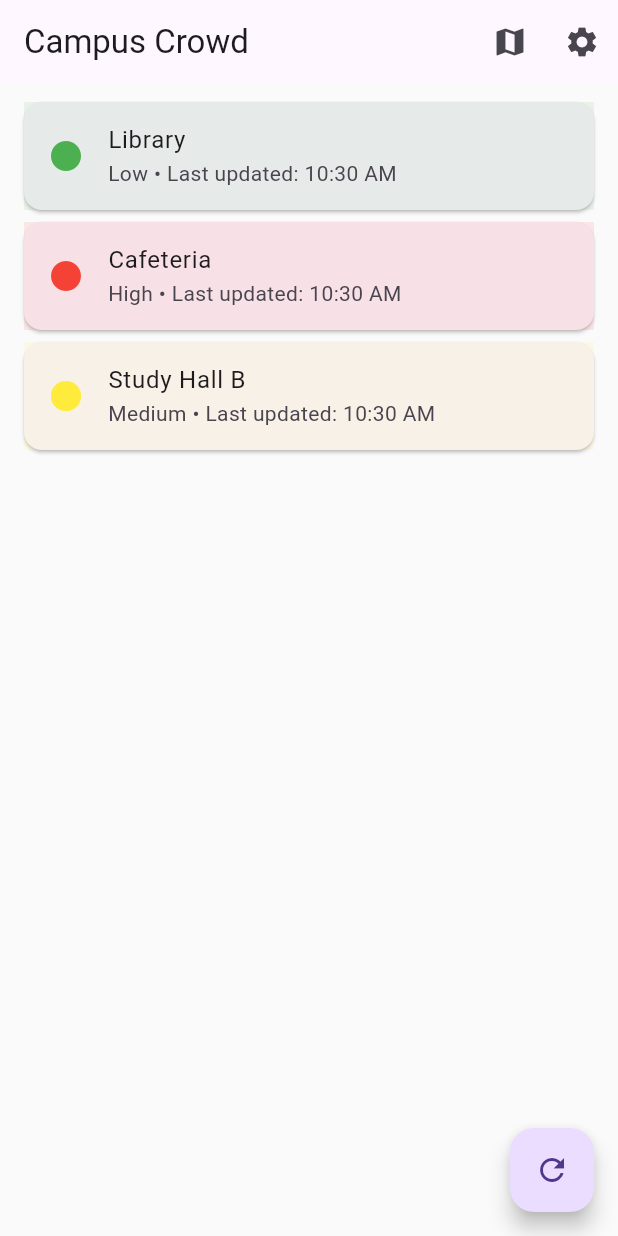
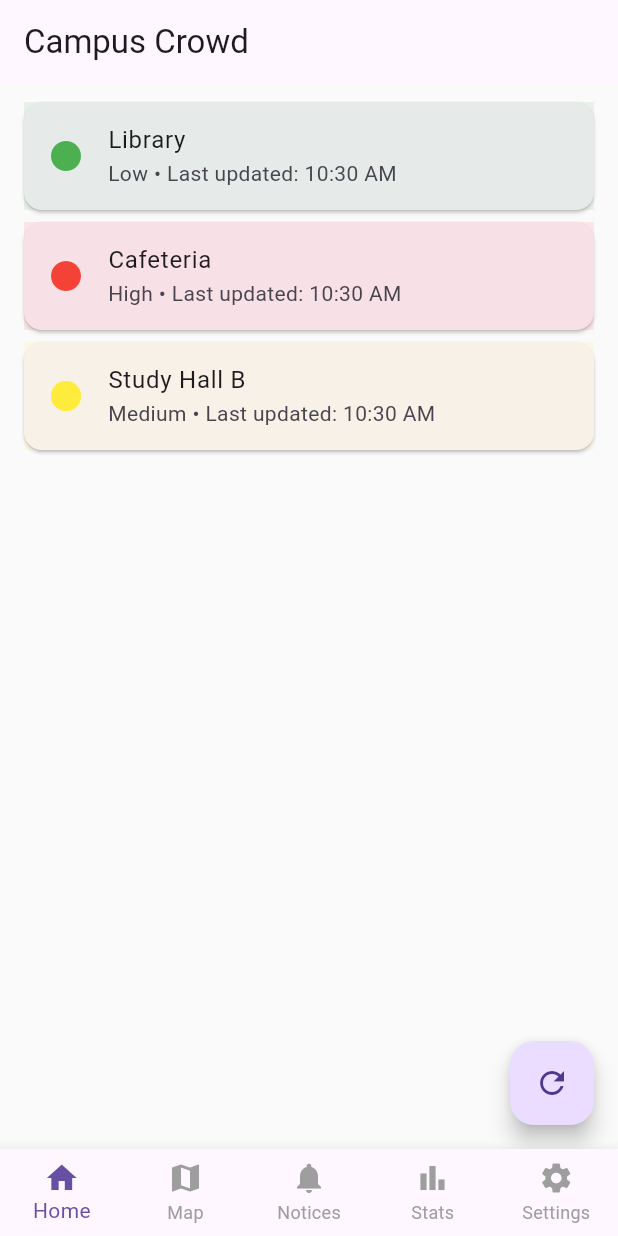
Before and after one commit to usman-masthan/campus, a Flutter app: the screen it shows after launch, after a tap on the "refresh" icon, on a phone screen of 412 x 824 dp. Run offline on Flutter 3.47's test engine with Material 3 defaults, Android fonts, the phone set to English and light mode, and no system bars.

Commit message:
final prototype

```diff
--- a/lib/screens/home_screen.dart
+++ b/lib/screens/home_screen.dart
@@ -73,16 +73,6 @@ class _HomeScreenState extends State<HomeScreen> {
     return Scaffold(
       appBar: AppBar(
         title: const Text('Campus Crowd'),
-        actions: [
-          IconButton(
-            icon: const Icon(Icons.map),
-            onPressed: _openMapView,
-          ),
-          IconButton(
-            icon: const Icon(Icons.settings),
-            onPressed: _openSettings,
-          ),
-        ],
       ),
       body: RefreshIndicator(
         onRefresh: _refreshData,
--- /dev/null
+++ b/lib/screens/main_navigation_screen.dart
@@ -0,0 +1,79 @@
+import 'package:flutter/material.dart';
+import 'home_screen.dart';
+import 'map_view_screen.dart';
+import 'notice_screen.dart';
+import 'stats_screen.dart';
+import 'settings_screen.dart';
+import '../services/crowd_service.dart';
+
+class MainNavigationScreen extends StatefulWidget {
+  const MainNavigationScreen({super.key});
+
+  @override
+  State<MainNavigationScreen> createState() => _MainNavigationScreenState();
+}
+
+class _MainNavigationScreenState extends State<MainNavigationScreen> {
+  int _selectedIndex = 0;
+  final CrowdService _crowdService = CrowdService();
+  late final List<Widget> _screens;
+
+  @override
+  void initState() {
+    super.initState();
+    final crowdData = _crowdService.getCrowdData();
+
+    _screens = [
+      const HomeScreen(),
+      MapViewScreen(locations: crowdData),
+      const NoticeScreen(),
+      const StatsScreen(),
+      const SettingsScreen(),
+    ];
+  }
+
+  void _onItemTapped(int index) {
+    setState(() {
+      _selectedIndex = index;
+    });
+  }
+
+  @override
+  Widget build(BuildContext context) {
+    return Scaffold(
+      body: IndexedStack(
+        index: _selectedIndex,
+        children: _screens,
+      ),
+      bottomNavigationBar: BottomNavigationBar(
+        type: BottomNavigationBarType.fixed,
+        currentIndex: _selectedIndex,
+        onTap: _onItemTapped,
+        selectedItemColor: Theme.of(context).primaryColor,
+        unselectedItemColor: Colors.grey,
+        items: const [
+          BottomNavigationBarItem(
+            icon: Icon(Icons.home),
+            label: 'Home',
+          ),
+          BottomNavigationBarItem(
+            icon: Icon(Icons.map),
+            label: 'Map',
+          ),
+          BottomNavigationBarItem(
+            icon: Icon(Icons.notifications),
+            label: 'Notices',
+          ),
+          BottomNavigationBarItem(
+            icon: Icon(Icons.bar_chart),
+            label: 'Stats',
+          ),
+          BottomNavigationBarItem(
+            icon: Icon(Icons.settings),
+            label: 'Settings',
+          ),
+        ],
+      ),
+    );
+  }
+}
--- a/lib/screens/map_view_screen.dart
+++ b/lib/screens/map_view_screen.dart
@@ -1,13 +1,19 @@
 import 'package:flutter/material.dart';
 import '../models/crowd_data.dart';
 
-class MapViewScreen extends StatelessWidget {
+class MapViewScreen extends StatefulWidget {
   final List<CrowdData> locations;
 
   const MapViewScreen({
     super.key,
     required this.locations,
   });
+
+  @override
+  State<MapViewScreen> createState() => _MapViewScreenState();
+}
+
+class _MapViewScreenState extends State<MapViewScreen> {
 
   @override
   Widget build(BuildContext context) {
@@ -33,6 +39,11 @@ class MapViewScreen extends StatelessWidget {
                   textAlign: TextAlign.center,
                   style: Theme.of(context).textTheme.titleLarge,
                 ),
+                const SizedBox(height: 16),
+                Text(
+                  '${widget.locations.length} locations available',
+                  style: TextStyle(color: Colors.grey[600]),
+                ),
               ],
             ),
           ),
--- /dev/null
+++ b/lib/screens/notice_screen.dart
@@ -0,0 +1,128 @@
+import 'package:flutter/material.dart';
+
+class NoticeScreen extends StatelessWidget {
+  const NoticeScreen({super.key});
+
+  @override
+  Widget build(BuildContext context) {
+    return Scaffold(
+      appBar: AppBar(
+        title: const Text('Notices'),
+      ),
+      body: ListView(
+        padding: const EdgeInsets.all(16.0),
+        children: const [
+          NoticeCard(
+            title: 'Library Hours Extended',
+            date: 'August 8, 2025',
+            content: 'The main library will remain open until midnight during finals week.',
+            priority: NoticePriority.high,
+          ),
+          SizedBox(height: 16),
+          NoticeCard(
+            title: 'Cafeteria Menu Update',
+            date: 'August 7, 2025',
+            content: 'New vegetarian options are now available in the main cafeteria.',
+            priority: NoticePriority.medium,
+          ),
+          SizedBox(height: 16),
+          NoticeCard(
+            title: 'Wi-Fi Maintenance',
+            date: 'August 5, 2025',
+            content: 'Campus Wi-Fi will be undergoing maintenance on Saturday from 2AM to 4AM.',
+            priority: NoticePriority.low,
+          ),
+        ],
+      ),
+      floatingActionButton: FloatingActionButton(
+        onPressed: () {
+          ScaffoldMessenger.of(context).showSnackBar(
+            const SnackBar(
+              content: Text('Notification settings coming soon!'),
+            ),
+          );
+        },
+        child: const Icon(Icons.notifications),
+      ),
+    );
+  }
+}
+
+enum NoticePriority { low, medium, high }
+
+class NoticeCard extends StatelessWidget {
+  final String title;
+  final String date;
+  final String content;
+  final NoticePriority priority;
+
+  const NoticeCard({
+    super.key,
+    required this.title,
+    required this.date,
+    required this.content,
+    required this.priority,
+  });
+
+  Color _getPriorityColor() {
+    switch (priority) {
+      case NoticePriority.high:
+        return Colors.red.shade100;
+      case NoticePriority.medium:
+        return Colors.orange.shade100;
+      case NoticePriority.low:
+        return Colors.blue.shade100;
+    }
+  }
+
+  IconData _getPriorityIcon() {
+    switch (priority) {
+      case NoticePriority.high:
+        return Icons.priority_high;
+      case NoticePriority.medium:
+        return Icons.info;
+      case NoticePriority.low:
+        return Icons.info_outline;
+    }
+  }
+
+  @override
+  Widget build(BuildContext context) {
+    return Card(
+      color: _getPriorityColor(),
+      child: Padding(
+        padding: const EdgeInsets.all(16.0),
+        child: Column(
+          crossAxisAlignment: CrossAxisAlignment.start,
+          children: [
+            Row(
+              children: [
+                Icon(_getPriorityIcon()),
+                const SizedBox(width: 8),
+                Expanded(
+                  child: Text(
+                    title,
+                    style: const TextStyle(
+                      fontSize: 18,
+                      fontWeight: FontWeight.bold,
+                    ),
+                  ),
+                ),
+              ],
+            ),
+            const SizedBox(height: 8),
+            Text(
+              date,
+              style: TextStyle(
+                color: Colors.grey[700],
+                fontSize: 12,
+              ),
+            ),
+            const SizedBox(height: 12),
+            Text(content),
+          ],
+        ),
+      ),
+    );
+  }
+}
--- a/lib/screens/splash_screen.dart
+++ b/lib/screens/splash_screen.dart
@@ -1,5 +1,5 @@
 import 'package:flutter/material.dart';
-import 'home_screen.dart';
+import 'main_navigation_screen.dart';
 
 class SplashScreen extends StatefulWidget {
   const SplashScreen({super.key});
@@ -19,7 +19,7 @@ class _SplashScreenState extends State<SplashScreen> {
     await Future.delayed(const Duration(seconds: 2));
     if (mounted) {
       Navigator.of(context).pushReplacement(
-        MaterialPageRoute(builder: (context) => const HomeScreen()),
+        MaterialPageRoute(builder: (context) => const MainNavigationScreen()),
       );
     }
   }
--- /dev/null
+++ b/lib/screens/stats_screen.dart
@@ -0,0 +1,261 @@
+import 'package:flutter/material.dart';
+
+class StatsScreen extends StatelessWidget {
+  const StatsScreen({super.key});
+
+  @override
+  Widget build(BuildContext context) {
+    return Scaffold(
+      appBar: AppBar(
+        title: const Text('Statistics'),
+      ),
+      body: SingleChildScrollView(
+        padding: const EdgeInsets.all(16.0),
+        child: Column(
+          crossAxisAlignment: CrossAxisAlignment.start,
+          children: [
+            const Text(
+              'Campus Crowd Trends',
+              style: TextStyle(
+                fontSize: 22,
+                fontWeight: FontWeight.bold,
+              ),
+            ),
+            const SizedBox(height: 24),
+
+            // Weekly overview card
+            Card(
+              child: Padding(
+                padding: const EdgeInsets.all(16.0),
+                child: Column(
+                  crossAxisAlignment: CrossAxisAlignment.start,
+                  children: [
+                    const Text(
+                      'Weekly Overview',
+                      style: TextStyle(
+                        fontSize: 18,
+                        fontWeight: FontWeight.bold,
+                      ),
+                    ),
+                    const SizedBox(height: 16),
+                    // Placeholder for chart
+                    Container(
+                      height: 200,
+                      decoration: BoxDecoration(
+                        color: Colors.grey[200],
+                        borderRadius: BorderRadius.circular(8),
+                      ),
+                      child: const Center(
+                        child: Text(
+                          'Weekly Crowd Chart\n(Coming Soon)',
+                          textAlign: TextAlign.center,
+                          style: TextStyle(color: Colors.grey),
+                        ),
+                      ),
+                    ),
+                    const SizedBox(height: 16),
+                    const Row(
+                      mainAxisAlignment: MainAxisAlignment.spaceAround,
+                      children: [
+                        StatItem(label: 'Busiest Day', value: 'Wednesday'),
+                        StatItem(label: 'Quietest Day', value: 'Sunday'),
+                      ],
+                    ),
+                  ],
+                ),
+              ),
+            ),
+
+            const SizedBox(height: 24),
+
+            // Location stats
+            const Text(
+              'Location Statistics',
+              style: TextStyle(
+                fontSize: 18,
+                fontWeight: FontWeight.bold,
+              ),
+            ),
+            const SizedBox(height: 16),
+
+            // Location stats cards
+            const LocationStatCard(
+              location: 'Library',
+              averageCrowd: 'Medium',
+              peakHours: '2:00 PM - 5:00 PM',
+              quietHours: '8:00 AM - 10:00 AM',
+            ),
+            const SizedBox(height: 12),
+            const LocationStatCard(
+              location: 'Cafeteria',
+              averageCrowd: 'High',
+              peakHours: '12:00 PM - 1:30 PM',
+              quietHours: '3:00 PM - 5:00 PM',
+            ),
+            const SizedBox(height: 12),
+            const LocationStatCard(
+              location: 'Study Hall B',
+              averageCrowd: 'Low',
+              peakHours: '6:00 PM - 9:00 PM',
+              quietHours: '9:00 AM - 11:00 AM',
+            ),
+          ],
+        ),
+      ),
+    );
+  }
+}
+
+class StatItem extends StatelessWidget {
+  final String label;
+  final String value;
+
+  const StatItem({
+    super.key,
+    required this.label,
+    required this.value,
+  });
+
+  @override
+  Widget build(BuildContext context) {
+    return Column(
+      children: [
+        Text(
+          label,
+          style: TextStyle(
+            color: Colors.grey[600],
+            fontSize: 14,
+          ),
+        ),
+        const SizedBox(height: 4),
+        Text(
+          value,
+          style: const TextStyle(
+            fontWeight: FontWeight.bold,
+            fontSize: 16,
+          ),
+        ),
+      ],
+    );
+  }
+}
+
+class LocationStatCard extends StatelessWidget {
+  final String location;
+  final String averageCrowd;
+  final String peakHours;
+  final String quietHours;
+
+  const LocationStatCard({
+    super.key,
+    required this.location,
+    required this.averageCrowd,
+    required this.peakHours,
+    required this.quietHours,
+  });
+
+  Color _getCrowdColor() {
+    switch (averageCrowd) {
+      case 'Low':
+        return Colors.green;
+      case 'Medium':
+        return Colors.orange;
+      case 'High':
+        return Colors.red;
+      default:
+        return Colors.grey;
+    }
+  }
+
+  @override
+  Widget build(BuildContext context) {
+    return Card(
+      child: Padding(
+        padding: const EdgeInsets.all(16.0),
+        child: Column(
+          crossAxisAlignment: CrossAxisAlignment.start,
+          children: [
+            Row(
+              children: [
+                Icon(
+                  Icons.location_on,
+                  color: Theme.of(context).primaryColor,
+                ),
+                const SizedBox(width: 8),
+                Text(
+                  location,
+                  style: const TextStyle(
+                    fontSize: 18,
+                    fontWeight: FontWeight.bold,
+                  ),
+                ),
+                const Spacer(),
+                Container(
+                  padding: const EdgeInsets.symmetric(
+                    horizontal: 8,
+                    vertical: 4,
+                  ),
+                  decoration: BoxDecoration(
+                    color: _getCrowdColor().withOpacity(0.2),
+                    borderRadius: BorderRadius.circular(12),
+                    border: Border.all(color: _getCrowdColor()),
+                  ),
+                  child: Text(
+                    averageCrowd,
+                    style: TextStyle(
+                      color: _getCrowdColor(),
+                      fontWeight: FontWeight.bold,
+                    ),
+                  ),
+                ),
+              ],
+            ),
+            const SizedBox(height: 16),
+            Row(
+              children: [
+                Expanded(
+                  child: Column(
+                    crossAxisAlignment: CrossAxisAlignment.start,
+                    children: [
+                      const Text(
+                        'Peak Hours',
+                        style: TextStyle(
+                          color: Colors.grey,
+                          fontSize: 14,
+                        ),
+                      ),
+                      const SizedBox(height: 4),
+                      Text(
+                        peakHours,
+                        style: const TextStyle(fontWeight: FontWeight.w500),
+                      ),
+                    ],
+                  ),
+                ),
+                Expanded(
+                  child: Column(
+                    crossAxisAlignment: CrossAxisAlignment.start,
+                    children: [
+                      const Text(
+                        'Quiet Hours',
+                        style: TextStyle(
+                          color: Colors.grey,
+                          fontSize: 14,
+                        ),
+                      ),
+                      const SizedBox(height: 4),
+                      Text(
+                        quietHours,
+                        style: const TextStyle(fontWeight: FontWeight.w500),
+                      ),
+                    ],
+                  ),
+                ),
+              ],
+            ),
+          ],
+        ),
+      ),
+    );
+  }
+}
```
